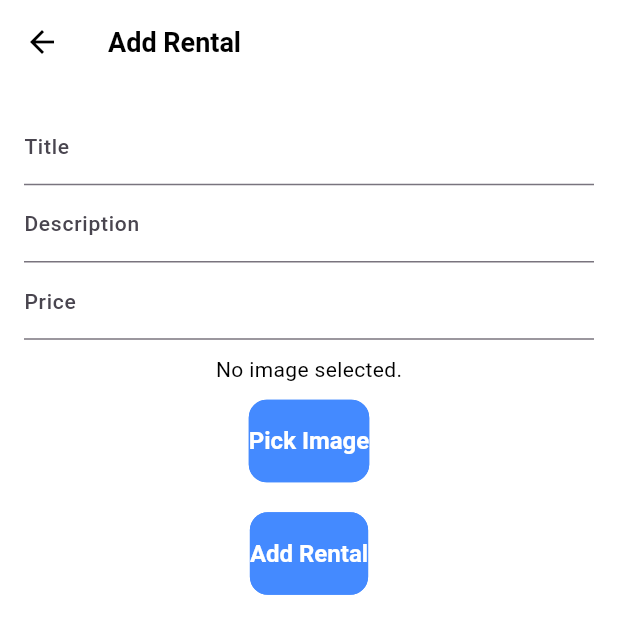
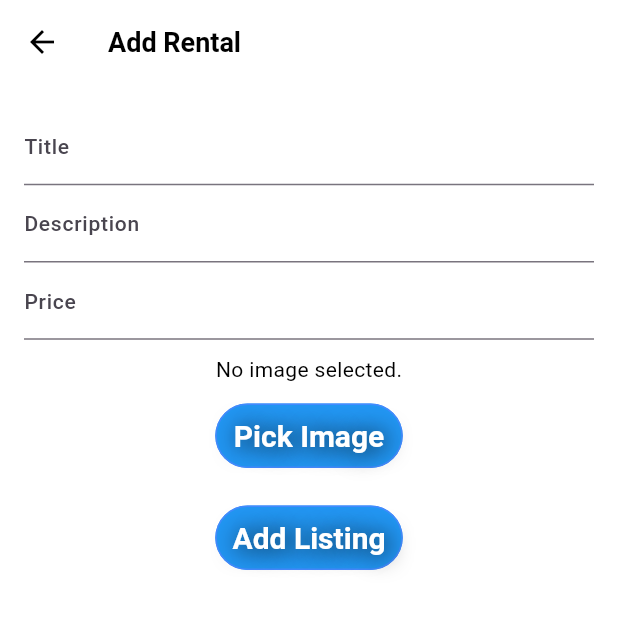
Before and after one commit to IFTI612/vhara_hobe_v1, a Flutter app: the AddRentalForm screen opened directly, on a phone screen of 412 x 824 dp. Shown: the top 634 px of the screen. Run offline on Flutter 3.47's test engine with Material 3 defaults, Android fonts, the phone set to English and light mode, and no system bars; our stand-ins replace cloud_firestore, firebase_auth, firebase_core, firebase_storage, get, google_fonts and 1 more; accounts and stored records are empty; Roboto replaces fonts that are missing (Poppins).

Commit message:
UIUX update

```diff
--- a/lib/src/features/authentication/screens/add_list.dart
+++ b/lib/src/features/authentication/screens/add_list.dart
@@ -29,22 +29,25 @@ class _AddRentalFormState extends State<AddRentalForm> {
   }
 
   Future<String> uploadImage(File image) async {
-    Reference storageReference = FirebaseStorage.instance.ref().child('rentals/${DateTime.now().millisecondsSinceEpoch}.jpg');
+    Reference storageReference = FirebaseStorage.instance
+        .ref()
+        .child('rentals/${DateTime.now().millisecondsSinceEpoch}.jpg');
     UploadTask uploadTask = storageReference.putFile(image);
     TaskSnapshot taskSnapshot = await uploadTask;
     return await taskSnapshot.ref.getDownloadURL();
   }
 
   Future<void> addRental(String imageUrl) {
-    CollectionReference rentals = FirebaseFirestore.instance.collection('rentals');
+    CollectionReference rentals =
+        FirebaseFirestore.instance.collection('rentals');
     return rentals
         .add({
-      'title': titleController.text,
-      'description': descriptionController.text,
-      'price': double.parse(priceController.text),
-      'imageUrl': imageUrl,
-    })
-        .then((value) =>  print("Rental Added"))
+          'title': titleController.text,
+          'description': descriptionController.text,
+          'price': double.parse(priceController.text),
+          'imageUrl': imageUrl,
+        })
+        .then((value) => print("Rental Added"))
         .catchError((error) => print("Failed to add rental: $error"));
   }
 
@@ -76,13 +79,40 @@ class _AddRentalFormState extends State<AddRentalForm> {
                 ? const Text('No image selected.')
                 : Image.file(_imageFile!, height: 100, width: 100),
             const SizedBox(height: 10),
+
             ElevatedButton(
-              onPressed: pickImage,
-              child: const Text('Pick Image'),
+              onPressed: () {
+                pickImage();
+              },
+              style: ElevatedButton.styleFrom(
+                shape: const StadiumBorder(),
+                backgroundColor: Colors.blue,
+                padding: const EdgeInsets.symmetric(vertical: 10),
+              ),
+              child: const SizedBox(
+                width: 125,
+                child: Text(
+                  "Pick Image ",
+                  textAlign: TextAlign.center,
+                  style: TextStyle(
+                    fontSize: 20,
+                    color: Colors.white,
+                    fontWeight: FontWeight.bold,
+                    shadows: [
+                      Shadow(
+                        blurRadius: 20.0,
+                        color: Colors.black,
+                        offset: Offset(2, 1),
+                      ),
+                    ],
+                  ),
+                ),
+              ),
             ),
             const SizedBox(height: 20),
+
             ElevatedButton(
-              onPressed: () async {
+              onPressed: () async{
                 if (_imageFile != null) {
                   String imageUrl = await uploadImage(_imageFile!);
                   await addRental(imageUrl);
@@ -92,8 +122,32 @@ class _AddRentalFormState extends State<AddRentalForm> {
                   print("No image selected");
                 }
               },
-              child: const Text('Add Rental'),
+              style: ElevatedButton.styleFrom(
+                shape: const StadiumBorder(),
+                backgroundColor: Colors.blue,
+                padding: const EdgeInsets.symmetric(vertical: 10),
+              ),
+              child: const SizedBox(
+                width: 125,
+                child: Text(
+                  "Add Listing ",
+                  textAlign: TextAlign.center,
+                  style: TextStyle(
+                    fontSize: 20,
+                    color: Colors.white,
+                    fontWeight: FontWeight.bold,
+                    shadows: [
+                      Shadow(
+                        blurRadius: 20.0,
+                        color: Colors.black,
+                        offset: Offset(2, 1),
+                      ),
+                    ],
+                  ),
+                ),
+              ),
             ),
+
           ],
         ),
       ),
--- a/lib/src/features/authentication/screens/home_page.dart
+++ b/lib/src/features/authentication/screens/home_page.dart
@@ -24,7 +24,7 @@ class _homeState extends State<HomePage> {
           drawer: const NavBar(),
           appBar: AppBar(
             shadowColor: Colors.white10,
-            title: const Text("app bar"), //size box diye korle valo
+            title: const Text("Home page"), //size box diye korle valo
           ),
           body: NestedScrollView(
             headerSliverBuilder: (BuildContext context, bool isScrolled) {
```
Also changed, not shown: lib/src/features/authentication/screens/messenger.dart (+25 -33 lines), lib/src/features/authentication/screens/rent_list.dart (+30 -8 lines).
